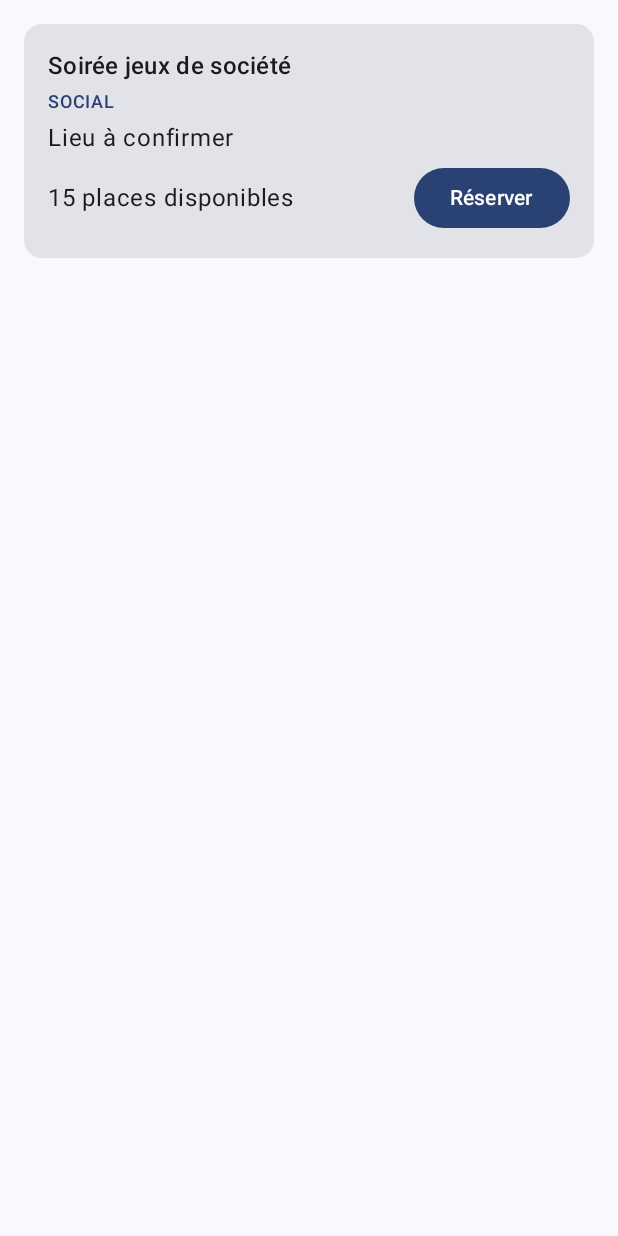
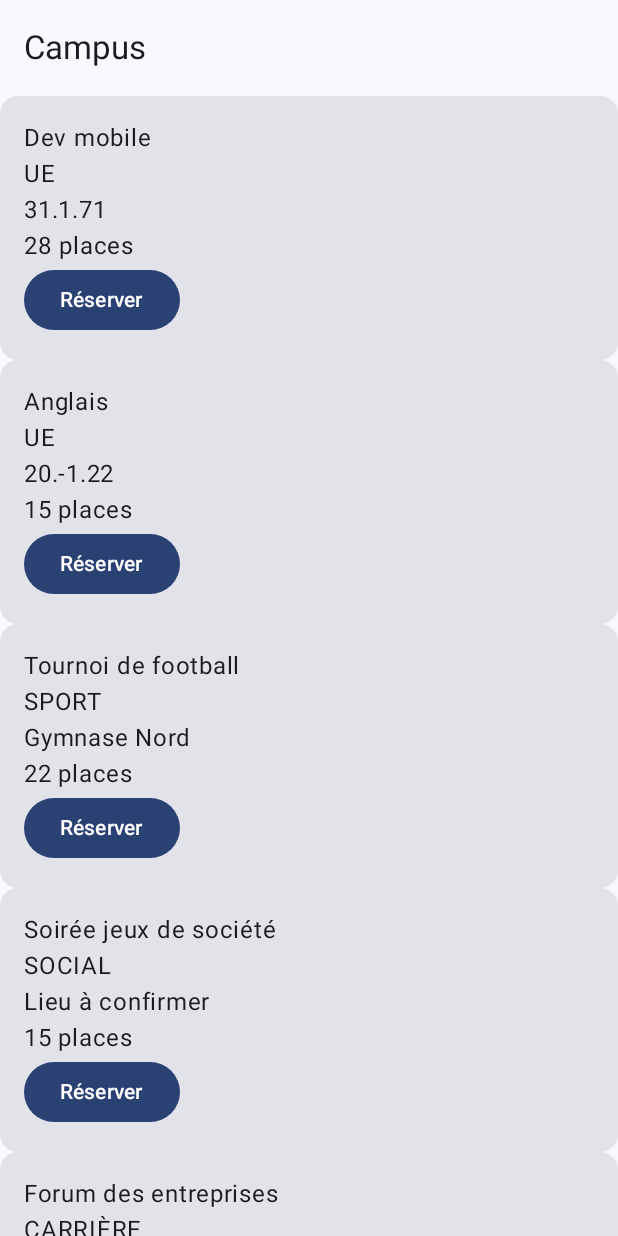
Before and after one commit to meryem071/campus, an Android app built with Jetpack Compose: the screen it shows after launch (MainActivity), on a phone screen of 412 x 824 dp. Run offline under Robolectric (Android 15) with nearby library versions, the phone set to English and light mode, and no system bars; libraries missing offline, so code that uses them is left out: androidx.navigationevent.compose.

Commit message:
partie 1 fin

```diff
--- a/app/src/main/java/fr/projetmobilecnam/campus/MainActivity.kt
+++ b/app/src/main/java/fr/projetmobilecnam/campus/MainActivity.kt
@@ -25,6 +25,7 @@ import androidx.navigationevent.compose.rememberNavigationEventDispatcherOwner
 import fr.projetmobilecnam.campus.model.sampleEvents
 import fr.projetmobilecnam.campus.ui.theme.CampusTheme
 import fr.projetmobilecnam.campus.ui.theme.EventCard
+import fr.projetmobilecnam.campus.ui.theme.EventListScreen
 
 
 private const val TAG = "Campus"
@@ -36,14 +37,7 @@ class MainActivity : ComponentActivity() {
         setContent {
             CampusTheme {
                 //tout ce qui a en-dessous va passer dans EventListScreen
-                Scaffold(modifier = Modifier.fillMaxSize()) { innerPadding ->
-                    EventCard(
-                        event = sampleEvents[3],
-                        onClick = { Log.d(TAG, "Ouvrir ${sampleEvents[3].id}") },
-                        onBook = { Log.d(TAG, "Réserver ${sampleEvents[3].id}") },
-                        modifier = Modifier.padding(innerPadding).padding(16.dp)
-                    )
-                }
+                EventListScreen(events=sampleEvents)
             }
         }
     }
--- a/app/src/main/java/fr/projetmobilecnam/campus/model/Event.kt
+++ b/app/src/main/java/fr/projetmobilecnam/campus/model/Event.kt
@@ -9,8 +9,8 @@ data class Event(
 )
 
 val sampleEvents = listOf(
-    Event(1, "Conférence Kotlin", "TECH", "Salle 204", 40),
-    Event(2, "Atelier Compose", "TECH", "Amphi B", 1),
+    Event(1, "Dev mobile", "UE", "31.1.71", 28),
+    Event(2, "Anglais", "UE", "20.-1.22", 15),
     Event(3, "Tournoi de football", "SPORT", "Gymnase Nord", 22),
     Event(4, "Soirée jeux de société", "SOCIAL", null, 15),
     Event(5, "Forum des entreprises", "CARRIÈRE", "Hall principal", 0)
--- a/app/src/main/java/fr/projetmobilecnam/campus/ui/theme/EventCard.kt
+++ b/app/src/main/java/fr/projetmobilecnam/campus/ui/theme/EventCard.kt
@@ -1,26 +1,17 @@
 package fr.projetmobilecnam.campus.ui.theme
 
-import androidx.compose.foundation.layout.Arrangement
 import androidx.compose.foundation.layout.Column
-import androidx.compose.foundation.layout.Row
 import androidx.compose.foundation.layout.fillMaxWidth
 import androidx.compose.foundation.layout.padding
 import androidx.compose.material3.Button
 import androidx.compose.material3.Card
-import androidx.compose.material3.MaterialTheme
 import androidx.compose.material3.Text
 import androidx.compose.runtime.Composable
-import androidx.compose.ui.Alignment
 import androidx.compose.ui.Modifier
-import androidx.compose.ui.res.pluralStringResource
-import androidx.compose.ui.res.stringResource
-import androidx.compose.ui.text.style.TextOverflow
 import androidx.compose.ui.tooling.preview.Preview
 import androidx.compose.ui.unit.dp
-import fr.projetmobilecnam.campus.R
 import fr.projetmobilecnam.campus.model.Event
 import fr.projetmobilecnam.campus.model.sampleEvents
-import fr.projetmobilecnam.campus.ui.theme.CampusTheme
 
 
 /*contient le composable qui dessine un seul evenement sous forme de carte,
@@ -32,40 +23,21 @@ fun EventCard(
     onBook: () -> Unit,
     modifier: Modifier = Modifier //taille et marge decidé par lappelant
 ) {
-    val isFull = event.capacity == 0
 
     Card(onClick = onClick, modifier = modifier.fillMaxWidth()) {
-        Column(
-            modifier = Modifier.padding(16.dp),
-            verticalArrangement = Arrangement.spacedBy(4.dp)
-        ) {
-            Text( //le titre
-                text = event.title,
-                style = MaterialTheme.typography.titleMedium,
-                maxLines = 1,
-                overflow = TextOverflow.Ellipsis
-            )
-            Text( //la categorie
-                text = event.category,
-                style = MaterialTheme.typography.labelMedium,
-                color = MaterialTheme.colorScheme.primary
-            )
-            //le lieu
-            Text(event.location ?: stringResource(R.string.location_tbd))
 
-            Row(
-                modifier = Modifier.fillMaxWidth(),
-                horizontalArrangement = Arrangement.SpaceBetween,
-                verticalAlignment = Alignment.CenterVertically
-            ) {
-                Text( //nb de place avec complet si la capactie dispo est 0
-                    text = if (isFull) stringResource(R.string.event_full)
-                    else pluralStringResource(R.plurals.available_seats, event.capacity, event.capacity),
-                    modifier = Modifier.weight(1f)
-                )
-                Button(onClick = onBook, enabled = !isFull) {
-                    Text(stringResource(R.string.book))
-                }
+        Column(modifier = Modifier.padding(16.dp)) {
+
+            Text(event.title)
+
+            Text(event.category)
+
+            Text(event.location ?: "Lieu à confirmer")
+
+            Text(if (event.capacity == 0) "Complet" else "${event.capacity} places")
+
+            Button(onClick = onBook, enabled = event.capacity > 0) {
+                Text("Réserver")
             }
         }
     }
@@ -79,14 +51,6 @@ private fun EventCardFullPreview() {
     }
 }
 
-@Preview(showBackground = true)
-@Composable
-private fun EventCardNoLocationPreview() {
-    CampusTheme {
-        EventCard(sampleEvents.first { it.location == null }, onClick = {}, onBook = {})
-    }
-}
-
 /*leventCard ne decide pas de ce qui se passe au clic
 * il le signale à son parent via onClick et onBook
 * et c'est EventListScreen qui va ecrire les Log.d */
--- /dev/null
+++ b/app/src/main/java/fr/projetmobilecnam/campus/ui/theme/EventListScreen.kt
@@ -0,0 +1,43 @@
+package fr.projetmobilecnam.campus.ui.theme
+
+import android.util.Log
+import androidx.compose.foundation.lazy.LazyColumn
+import androidx.compose.foundation.lazy.items
+import androidx.compose.material3.ExperimentalMaterial3Api
+import androidx.compose.material3.Scaffold
+import androidx.compose.material3.Text
+import androidx.compose.material3.TopAppBar
+import androidx.compose.runtime.Composable
+import androidx.compose.ui.Modifier
+import androidx.compose.ui.tooling.preview.Preview
+import fr.projetmobilecnam.campus.model.Event
+import fr.projetmobilecnam.campus.model.sampleEvents
+
+private const val TAG = "Campus" //pour filtrer logcat avec tag:Campus
+
+@OptIn(ExperimentalMaterial3Api::class) //pour TopAppBar souligne en rouge
+@Composable
+fun EventListScreen(events: List<Event>, modifier: Modifier = Modifier) {
+    Scaffold(
+        modifier = modifier,
+        topBar = { TopAppBar(title = { Text("Campus") }) }
+    ) { innerPadding ->
+        LazyColumn(contentPadding = innerPadding) {
+            items(events, key = { it.id }) { event ->
+                EventCard(
+                    event = event,
+                    onClick = { Log.d(TAG, "Ouvrir ${event.id}") },
+                    onBook = { Log.d(TAG, "Réserver ${event.id}") }
+                )
+            }
+        }
+    }
+}
+
+@Preview(showBackground = true)
+@Composable
+private fun EventListScreenPreview() {
+    CampusTheme {
+        EventListScreen(sampleEvents)
+    }
+}
--- a/app/src/main/res/values/strings.xml
+++ b/app/src/main/res/values/strings.xml
@@ -1,12 +1,3 @@
 <resources>
     <string name="app_name">Campus</string>
-    <string name="location_tbd">Lieu à confirmer</string>
-    <string name="event_full">Complet</string>
-    <string name="book">Réserver</string>
-
-    <plurals name="available_seats">
-        <item quantity="one">%d place disponible</item>
-        <item quantity="other">%d places disponibles</item>
-    </plurals>
-
 </resources>
```
